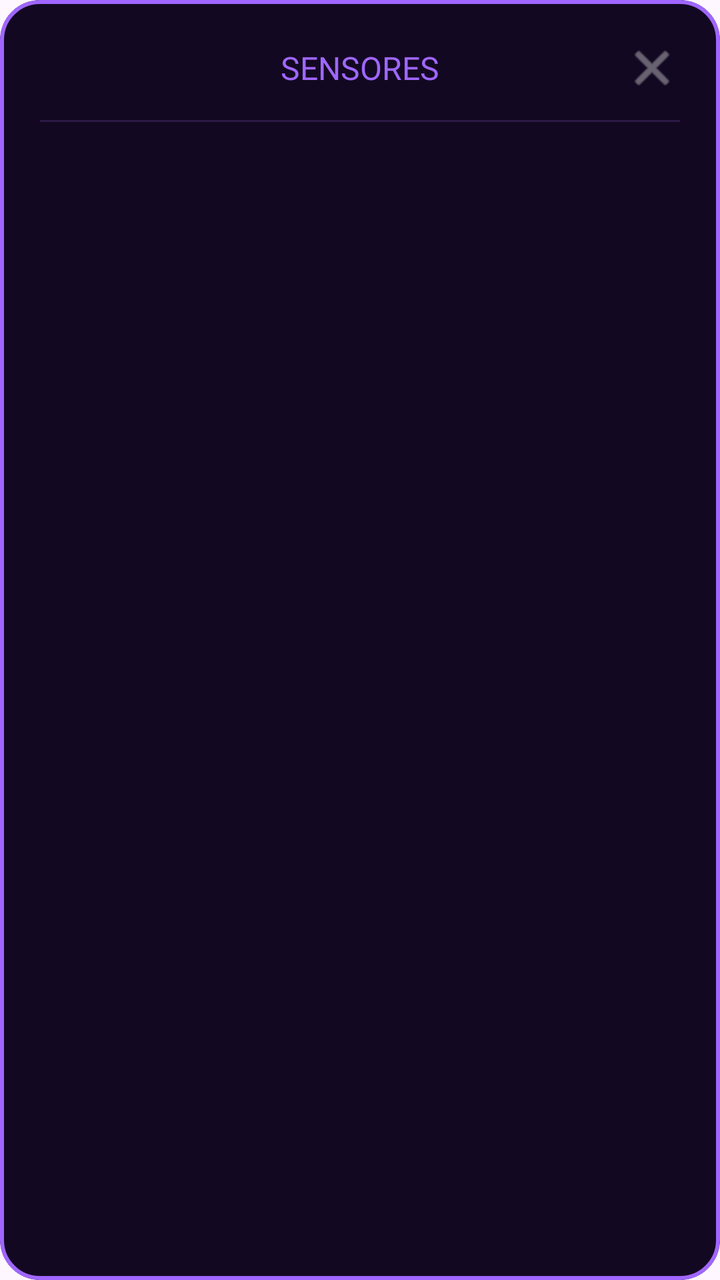
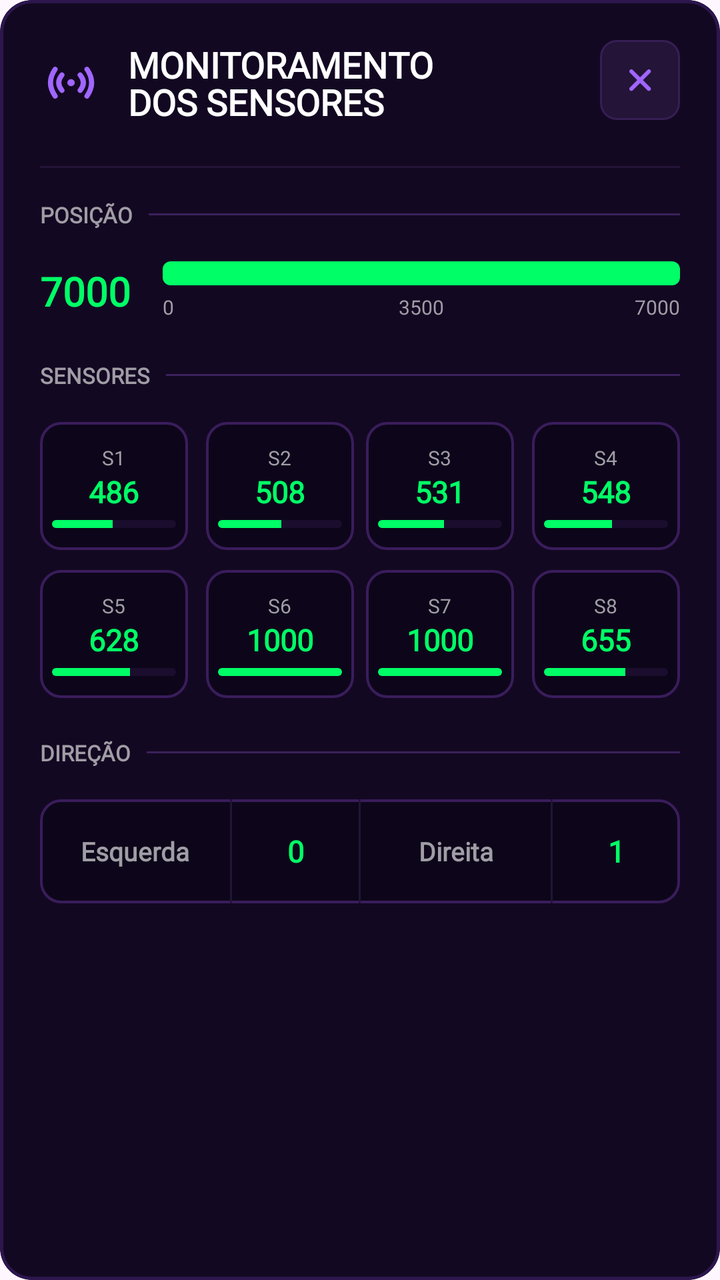

The first picture is an Android layout as it rendered before a commit; the second is the same layout after the commit. The layout source and the unified diff follow.
<!-- AndroidManifest.xml: application theme Theme.ZeGuiaApp -->
<!-- res/layout/modal_sensores.xml -->
<?xml version="1.0" encoding="utf-8"?>
<com.google.android.material.card.MaterialCardView
    xmlns:android="http://schemas.android.com/apk/res/android"
    xmlns:app="http://schemas.android.com/apk/res-auto"
    android:layout_width="320dp"
    android:layout_height="wrap_content"
    android:layout_gravity="center"
    app:cardBackgroundColor="#130822"
    app:cardCornerRadius="20dp"
    app:strokeColor="#A066FF"
    app:strokeWidth="2dp">

    <LinearLayout
        android:layout_width="match_parent"
        android:layout_height="wrap_content"
        android:orientation="vertical"
        android:padding="20dp">

        <RelativeLayout
            android:layout_width="match_parent"
            android:layout_height="wrap_content"
            android:layout_marginBottom="12dp">

            <TextView
                android:layout_width="wrap_content"
                android:layout_height="wrap_content"
                android:layout_centerInParent="true"
                android:text="SENSORES"
                android:textColor="#A066FF"
                android:fontFamily="@font/orbitron"
                android:textSize="16sp" />

            <ImageView
                android:id="@+id/btnFecharSensores"
                android:layout_width="28dp"
                android:layout_height="28dp"
                android:layout_alignParentEnd="true"
                android:layout_centerVertical="true"
                android:clickable="true"
                android:focusable="true"
                android:background="?attr/selectableItemBackgroundBorderless"
                android:src="@android:drawable/ic_menu_close_clear_cancel"
                app:tint="#A09DA5" />
        </RelativeLayout>

        <View
            android:layout_width="match_parent"
            android:layout_height="1dp"
            android:background="#2E1A47"
            android:layout_marginBottom="16dp" />

        <TextView
            android:id="@+id/txtValoresSensores"
            android:layout_width="match_parent"
            android:layout_height="wrap_content"
            android:gravity="center"
            android:lines="4"
            android:ellipsize="end"
            android:textColor="#00FF66"
            android:textSize="18sp"
            android:lineSpacingExtra="6dp"
            android:fontFamily="monospace"
            android:fontFeatureSettings="tnum" />

    </LinearLayout>
</com.google.android.material.card.MaterialCardView>
<!-- resources referenced by this layout -->
<resources>
  <style name="Theme.ZeGuiaApp" parent="Base.Theme.ZeGuiaApp" />
  <style name="Base.Theme.ZeGuiaApp" parent="Theme.Material3.DayNight.NoActionBar">
          <item name="android:statusBarColor">#2D1B4E</item>
          
          
      </style>
</resources>

<!-- the commit's change to res/layout/modal_sensores.xml (unified diff, before → after) -->
@@ -2,65 +2,314 @@
 <com.google.android.material.card.MaterialCardView
     xmlns:android="http://schemas.android.com/apk/res/android"
     xmlns:app="http://schemas.android.com/apk/res-auto"
-    android:layout_width="320dp"
+    android:layout_width="match_parent"
     android:layout_height="wrap_content"
-    android:layout_gravity="center"
+    android:layout_margin="16dp"
     app:cardBackgroundColor="#130822"
-    app:cardCornerRadius="20dp"
-    app:strokeColor="#A066FF"
-    app:strokeWidth="2dp">
-
-    <LinearLayout
+    app:cardCornerRadius="16dp"
+    app:strokeColor="#2C164D"
+    app:strokeWidth="1.5dp">
+
+    <RelativeLayout
         android:layout_width="match_parent"
         android:layout_height="wrap_content"
-        android:orientation="vertical"
         android:padding="20dp">
 
+        <LinearLayout
+            android:id="@+id/layoutHeader"
+            android:layout_width="wrap_content"
+            android:layout_height="wrap_content"
+            android:layout_alignParentStart="true"
+            android:layout_toStartOf="@id/btnFecharSensores"
+            android:gravity="center_vertical"
+            android:orientation="horizontal">
+
+            <ImageView
+                android:layout_width="32dp"
+                android:layout_height="32dp"
+                android:layout_marginEnd="12dp"
+                android:src="@drawable/ic_sensor"
+                app:tint="#A066FF" />
+
+            <TextView
+                android:layout_width="wrap_content"
+                android:layout_height="wrap_content"
+                android:fontFamily="@font/sourcecodepro_bold"
+                android:text="MONITORAMENTO\nDOS SENSORES"
+                android:textColor="#FFFFFF"
+                android:textSize="18sp"
+                android:textStyle="bold"
+                android:lineSpacingMultiplier="0.9" />
+        </LinearLayout>
+
+        <ImageButton
+            android:id="@+id/btnFecharSensores"
+            android:layout_width="40dp"
+            android:layout_height="40dp"
+            android:layout_alignParentEnd="true"
+            android:layout_alignTop="@id/layoutHeader"
+            android:background="@drawable/bg_close_button"
+            android:src="@drawable/ic_close"
+            app:tint="#A066FF" />
+
+        <View
+            android:id="@+id/topDivider"
+            android:layout_width="match_parent"
+            android:layout_height="1dp"
+            android:layout_below="@id/layoutHeader"
+            android:layout_marginTop="20dp"
+            android:background="#231438" />
+
+        <LinearLayout
+            android:id="@+id/sectionPosicao"
+            android:layout_width="match_parent"
+            android:layout_height="wrap_content"
+            android:layout_below="@id/topDivider"
+            android:layout_marginTop="16dp"
+            android:gravity="center_vertical"
+            android:orientation="horizontal">
+
+            <TextView
+                android:layout_width="wrap_content"
+                android:layout_height="wrap_content"
+                android:fontFamily="@font/sourcecodepro_bold"
+                android:text="POSIÇÃO"
+                android:textColor="#A09DA5"
+                android:textSize="11sp"
+                android:textStyle="bold"
+                android:layout_marginEnd="8dp"/>
+
+            <View
+                android:layout_width="match_parent"
+                android:layout_height="1dp"
+                android:background="#3A215C" />
+        </LinearLayout>
+
         <RelativeLayout
-            android:layout_width="match_parent"
-            android:layout_height="wrap_content"
-            android:layout_marginBottom="12dp">
-
-            <TextView
-                android:layout_width="wrap_content"
-                android:layout_height="wrap_content"
-                android:layout_centerInParent="true"
+            android:id="@+id/layoutPosicaoBar"
+            android:layout_width="match_parent"
+            android:layout_height="wrap_content"
+            android:layout_below="@id/sectionPosicao"
+            android:layout_marginTop="16dp">
+
+            <TextView
+                android:id="@+id/txtPosicaoValor"
+                android:layout_width="wrap_content"
+                android:layout_height="wrap_content"
+                android:text="7000"
+                
+                android:textColor="#00FF66"
+                android:textSize="20sp"
+                android:textStyle="bold"
+                android:fontFamily="@font/sourcecodepro_bold"
+                android:layout_alignParentStart="true"
+                android:layout_centerVertical="true"/>
+
+            <LinearLayout
+                android:layout_width="match_parent"
+                android:layout_height="wrap_content"
+                android:layout_toEndOf="@id/txtPosicaoValor"
+                android:layout_marginStart="16dp"
+                android:orientation="vertical">
+
+                <ProgressBar
+                    android:id="@+id/progressPosicao"
+                    style="@android:style/Widget.ProgressBar.Horizontal"
+                    android:layout_width="match_parent"
+                    android:layout_height="12dp"
+                    android:max="7000"
+                    android:progress="7000"
+                    android:progressDrawable="@drawable/bg_horizontal_progress" />
+
+                <RelativeLayout
+                    android:layout_width="match_parent"
+                    android:layout_height="wrap_content"
+                    android:layout_marginTop="4dp">
+                    <TextView android:layout_width="wrap_content" android:layout_height="wrap_content" android:text="0" android:textColor="#A09DA5" android:textSize="10sp" android:fontFamily="@font/sourcecodepro_bold" android:layout_alignParentStart="true"/>
+                    <TextView android:layout_width="wrap_content" android:layout_height="wrap_content" android:text="3500" android:textColor="#A09DA5" android:textSize="10sp" android:fontFamily="@font/sourcecodepro_bold" android:layout_centerInParent="true"/>
+                    <TextView android:layout_width="wrap_content" android:layout_height="wrap_content" android:text="7000" android:textColor="#A09DA5" android:textSize="10sp" android:fontFamily="@font/sourcecodepro_bold" android:layout_alignParentEnd="true"/>
+                </RelativeLayout>
+            </LinearLayout>
+        </RelativeLayout>
+
+        <LinearLayout
+            android:id="@+id/sectionSensores"
+            android:layout_width="match_parent"
+            android:layout_height="wrap_content"
+            android:layout_below="@id/layoutPosicaoBar"
+            android:layout_marginTop="20dp"
+            android:gravity="center_vertical"
+            android:orientation="horizontal">
+
+            <TextView
+                android:layout_width="wrap_content"
+                android:layout_height="wrap_content"
+                android:fontFamily="@font/sourcecodepro_bold"
                 android:text="SENSORES"
-                android:textColor="#A066FF"
-                android:fontFamily="@font/orbitron"
-                android:textSize="16sp" />
-
-            <ImageView
-                android:id="@+id/btnFecharSensores"
-                android:layout_width="28dp"
-                android:layout_height="28dp"
-                android:layout_alignParentEnd="true"
-                android:layout_centerVertical="true"
-                android:clickable="true"
-                android:focusable="true"
-                android:background="?attr/selectableItemBackgroundBorderless"
-                android:src="@android:drawable/ic_menu_close_clear_cancel"
-                app:tint="#A09DA5" />
-        </RelativeLayout>
-
-        <View
-            android:layout_width="match_parent"
-            android:layout_height="1dp"
-            android:background="#2E1A47"
-            android:layout_marginBottom="16dp" />
-
-        <TextView
-            android:id="@+id/txtValoresSensores"
-            android:layout_width="match_parent"
-            android:layout_height="wrap_content"
-            android:gravity="center"
-            android:lines="4"
-            android:ellipsize="end"
-            android:textColor="#00FF66"
-            android:textSize="18sp"
-            android:lineSpacingExtra="6dp"
-            android:fontFamily="monospace"
-            android:fontFeatureSettings="tnum" />
-
-    </LinearLayout>
+                android:textColor="#A09DA5"
+                android:textSize="11sp"
+                android:textStyle="bold"
+                android:layout_marginEnd="8dp"/>
+
+            <View
+                android:layout_width="match_parent"
+                android:layout_height="1dp"
+                android:background="#3A215C" />
+        </LinearLayout>
+
+        <LinearLayout
+            android:id="@+id/gridSensores"
+            android:layout_width="match_parent"
+            android:layout_height="wrap_content"
+            android:layout_below="@id/sectionSensores"
+            android:layout_marginTop="16dp"
+            android:orientation="vertical">
+
+            <LinearLayout
+                android:layout_width="match_parent"
+                android:layout_height="wrap_content"
+                android:orientation="horizontal"
+                android:weightSum="4"
+                android:layout_marginBottom="10dp">
+
+                <LinearLayout android:layout_width="0dp" android:layout_height="64dp" android:layout_weight="1" android:layout_marginEnd="6dp" android:background="@drawable/bg_sensor_card" android:orientation="vertical" android:gravity="center" android:padding="6dp">
+                    <TextView android:layout_width="wrap_content" android:layout_height="wrap_content" android:text="S1" android:textColor="#A09DA5" android:textSize="10sp" android:fontFamily="@font/sourcecodepro_bold"/>
+                    <TextView android:id="@+id/txtS1" android:layout_width="wrap_content" android:layout_height="wrap_content" android:text="486" android:textColor="#00FF66" android:textSize="15sp" android:fontFamily="@font/sourcecodepro_bold" android:textStyle="bold"/>
+                    <ProgressBar style="@android:style/Widget.ProgressBar.Horizontal" android:layout_width="match_parent" android:layout_height="4dp" android:layout_marginTop="4dp" android:max="1000" android:progress="486" android:progressDrawable="@drawable/bg_horizontal_progress"/>
+                </LinearLayout>
+                <LinearLayout android:layout_width="0dp" android:layout_height="64dp" android:layout_weight="1" android:layout_marginHorizontal="3dp" android:background="@drawable/bg_sensor_card" android:orientation="vertical" android:gravity="center" android:padding="6dp">
+                    <TextView android:layout_width="wrap_content" android:layout_height="wrap_content" android:text="S2" android:textColor="#A09DA5" android:textSize="10sp" android:fontFamily="@font/sourcecodepro_bold"/>
+                    <TextView android:id="@+id/txtS2" android:layout_width="wrap_content" android:layout_height="wrap_content" android:text="508" android:textColor="#00FF66" android:textSize="15sp" android:fontFamily="@font/sourcecodepro_bold" android:textStyle="bold"/>
+                    <ProgressBar style="@android:style/Widget.ProgressBar.Horizontal" android:layout_width="match_parent" android:layout_height="4dp" android:layout_marginTop="4dp" android:max="1000" android:progress="508" android:progressDrawable="@drawable/bg_horizontal_progress"/>
+                </LinearLayout>
+                <LinearLayout android:layout_width="0dp" android:layout_height="64dp" android:layout_weight="1" android:layout_marginHorizontal="3dp" android:background="@drawable/bg_sensor_card" android:orientation="vertical" android:gravity="center" android:padding="6dp">
+                    <TextView android:layout_width="wrap_content" android:layout_height="wrap_content" android:text="S3" android:textColor="#A09DA5" android:textSize="10sp" android:fontFamily="@font/sourcecodepro_bold"/>
+                    <TextView android:id="@+id/txtS3" android:layout_width="wrap_content" android:layout_height="wrap_content" android:text="531" android:textColor="#00FF66" android:textSize="15sp" android:fontFamily="@font/sourcecodepro_bold" android:textStyle="bold"/>
+                    <ProgressBar style="@android:style/Widget.ProgressBar.Horizontal" android:layout_width="match_parent" android:layout_height="4dp" android:layout_marginTop="4dp" android:max="1000" android:progress="531" android:progressDrawable="@drawable/bg_horizontal_progress"/>
+                </LinearLayout>
+                <LinearLayout android:layout_width="0dp" android:layout_height="64dp" android:layout_weight="1" android:layout_marginStart="6dp" android:background="@drawable/bg_sensor_card" android:orientation="vertical" android:gravity="center" android:padding="6dp">
+                    <TextView android:layout_width="wrap_content" android:layout_height="wrap_content" android:text="S4" android:textColor="#A09DA5" android:textSize="10sp" android:fontFamily="@font/sourcecodepro_bold"/>
+                    <TextView android:id="@+id/txtS4" android:layout_width="wrap_content" android:layout_height="wrap_content" android:text="548" android:textColor="#00FF66" android:textSize="15sp" android:fontFamily="@font/sourcecodepro_bold" android:textStyle="bold"/>
+                    <ProgressBar style="@android:style/Widget.ProgressBar.Horizontal" android:layout_width="match_parent" android:layout_height="4dp" android:layout_marginTop="4dp" android:max="1000" android:progress="548" android:progressDrawable="@drawable/bg_horizontal_progress"/>
+                </LinearLayout>
+            </LinearLayout>
+
+            <LinearLayout
+                android:layout_width="match_parent"
+                android:layout_height="wrap_content"
+                android:orientation="horizontal"
+                android:weightSum="4">
+
+                <LinearLayout android:layout_width="0dp" android:layout_height="64dp" android:layout_weight="1" android:layout_marginEnd="6dp" android:background="@drawable/bg_sensor_card" android:orientation="vertical" android:gravity="center" android:padding="6dp">
+                    <TextView android:layout_width="wrap_content" android:layout_height="wrap_content" android:text="S5" android:textColor="#A09DA5" android:textSize="10sp" android:fontFamily="@font/sourcecodepro_bold"/>
+                    <TextView android:id="@+id/txtS5" android:layout_width="wrap_content" android:layout_height="wrap_content" android:text="628" android:textColor="#00FF66" android:textSize="15sp" android:fontFamily="@font/sourcecodepro_bold" android:textStyle="bold"/>
+                    <ProgressBar style="@android:style/Widget.ProgressBar.Horizontal" android:layout_width="match_parent" android:layout_height="4dp" android:layout_marginTop="4dp" android:max="1000" android:progress="628" android:progressDrawable="@drawable/bg_horizontal_progress"/>
+                </LinearLayout>
+                <LinearLayout android:layout_width="0dp" android:layout_height="64dp" android:layout_weight="1" android:layout_marginHorizontal="3dp" android:background="@drawable/bg_sensor_card" android:orientation="vertical" android:gravity="center" android:padding="6dp">
+                    <TextView android:layout_width="wrap_content" android:layout_height="wrap_content" android:text="S6" android:textColor="#A09DA5" android:textSize="10sp" android:fontFamily="@font/sourcecodepro_bold"/>
+                    <TextView android:id="@+id/txtS6" android:layout_width="wrap_content" android:layout_height="wrap_content" android:text="1000" android:textColor="#00FF66" android:textSize="15sp" android:fontFamily="@font/sourcecodepro_bold" android:textStyle="bold"/>
+                    <ProgressBar style="@android:style/Widget.ProgressBar.Horizontal" android:layout_width="match_parent" android:layout_height="4dp" android:layout_marginTop="4dp" android:max="1000" android:progress="1000" android:progressDrawable="@drawable/bg_horizontal_progress"/>
+                </LinearLayout>
+                <LinearLayout android:layout_width="0dp" android:layout_height="64dp" android:layout_weight="1" android:layout_marginHorizontal="3dp" android:background="@drawable/bg_sensor_card" android:orientation="vertical" android:gravity="center" android:padding="6dp">
+                    <TextView android:layout_width="wrap_content" android:layout_height="wrap_content" android:text="S7" android:textColor="#A09DA5" android:textSize="10sp" android:fontFamily="@font/sourcecodepro_bold"/>
+                    <TextView android:id="@+id/txtS7" android:layout_width="wrap_content" android:layout_height="wrap_content" android:text="1000" android:textColor="#00FF66" android:textSize="15sp" android:fontFamily="@font/sourcecodepro_bold" android:textStyle="bold"/>
+                    <ProgressBar style="@android:style/Widget.ProgressBar.Horizontal" android:layout_width="match_parent" android:layout_height="4dp" android:layout_marginTop="4dp" android:max="1000" android:progress="1000" android:progressDrawable="@drawable/bg_horizontal_progress"/>
+                </LinearLayout>
+                <LinearLayout android:layout_width="0dp" android:layout_height="64dp" android:layout_weight="1" android:layout_marginStart="6dp" android:background="@drawable/bg_sensor_card" android:orientation="vertical" android:gravity="center" android:padding="6dp">
+                    <TextView android:layout_width="wrap_content" android:layout_height="wrap_content" android:text="S8" android:textColor="#A09DA5" android:textSize="10sp" android:fontFamily="@font/sourcecodepro_bold"/>
+                    <TextView android:id="@+id/txtS8" android:layout_width="wrap_content" android:layout_height="wrap_content" android:text="655" android:textColor="#00FF66" android:textSize="15sp" android:fontFamily="@font/sourcecodepro_bold" android:textStyle="bold"/>
+                    <ProgressBar style="@android:style/Widget.ProgressBar.Horizontal" android:layout_width="match_parent" android:layout_height="4dp" android:layout_marginTop="4dp" android:max="1000" android:progress="655" android:progressDrawable="@drawable/bg_horizontal_progress"/>
+                </LinearLayout>
+            </LinearLayout>
+        </LinearLayout>
+
+        <LinearLayout
+            android:id="@+id/sectionDirecao"
+            android:layout_width="match_parent"
+            android:layout_height="wrap_content"
+            android:layout_below="@id/gridSensores"
+            android:layout_marginTop="20dp"
+            android:gravity="center_vertical"
+            android:orientation="horizontal">
+
+            <TextView
+                android:layout_width="wrap_content"
+                android:layout_height="wrap_content"
+                android:fontFamily="@font/sourcecodepro_bold"
+                android:text="DIREÇÃO"
+                android:textColor="#A09DA5"
+                android:textSize="11sp"
+                android:textStyle="bold"
+                android:layout_marginEnd="8dp"/>
+
+            <View
+                android:layout_width="match_parent"
+                android:layout_height="1dp"
+                android:background="#3A215C" />
+        </LinearLayout>
+
+        <LinearLayout
+            android:layout_width="match_parent"
+            android:layout_height="52dp"
+            android:layout_below="@id/sectionDirecao"
+            android:layout_marginTop="16dp"
+            android:layout_marginBottom="8dp"
+            android:background="@drawable/bg_sensor_card"
+            android:orientation="horizontal"
+            android:weightSum="4">
+
+            <TextView
+                android:layout_width="0dp"
+                android:layout_height="match_parent"
+                android:layout_weight="1.2"
+                android:gravity="center"
+                android:text="Esquerda"
+                android:textColor="#A09DA5"
+                android:textSize="13sp"
+                android:textStyle="bold"
+                android:fontFamily="@font/sourcecodepro_bold"/>
+
+            <View android:layout_width="1dp" android:layout_height="match_parent" android:background="#231438"/>
+
+            <TextView
+                android:id="@+id/txtDirecaoEsquerdaValor"
+                android:layout_width="0dp"
+                android:layout_height="match_parent"
+                android:layout_weight="0.8"
+                android:gravity="center"
+                android:text="0"
+                android:textColor="#00FF66"
+                android:textSize="15sp"
+                android:textStyle="bold"
+                android:fontFamily="@font/sourcecodepro_bold"/>
+
+            <View android:layout_width="1dp" android:layout_height="match_parent" android:background="#231438"/>
+
+            <TextView
+                android:layout_width="0dp"
+                android:layout_height="match_parent"
+                android:layout_weight="1.2"
+                android:gravity="center"
+                android:text="Direita"
+                android:textColor="#A09DA5"
+                android:textSize="13sp"
+                android:textStyle="bold"
+                android:fontFamily="@font/sourcecodepro_bold"/>
+
+            <View android:layout_width="1dp" android:layout_height="match_parent" android:background="#231438"/>
+
+            <TextView
+                android:id="@+id/txtDirecaoDireitaValor"
+                android:layout_width="0dp"
+                android:layout_height="match_parent"
+                android:layout_weight="0.8"
+                android:gravity="center"
+                android:text="1"
+                android:textColor="#00FF66"
+                android:textSize="15sp"
+                android:textStyle="bold"
+                android:fontFamily="@font/sourcecodepro_bold"/>
+        </LinearLayout>
+
+    </RelativeLayout>
 </com.google.android.material.card.MaterialCardView>
<!-- resource entries referenced after the edit -->
@@ -1,5 +1,90 @@
 <!-- resources referenced by this layout -->
 <resources>
+  <!-- drawable bg_close_button (drawable) -->
+  <?xml version="1.0" encoding="utf-8"?>
+  <shape xmlns:android="http://schemas.android.com/apk/res/android">
+      <solid android:color="#231438" />
+      <corners android:radius="8dp" />
+      <stroke android:width="1dp" android:color="#361F54" />
+  </shape>
+  <!-- drawable bg_horizontal_progress (drawable) -->
+  <?xml version="1.0" encoding="utf-8"?>
+  <layer-list xmlns:android="http://schemas.android.com/apk/res/android">
+      <item android:id="@android:id/background">
+          <shape>
+              <corners android:radius="4dp" />
+              <solid android:color="#1A0D2E" />
+          </shape>
+      </item>
+      <item android:id="@android:id/progress">
+          <clip>
+              <shape>
+                  <corners android:radius="4dp" />
+                  <solid android:color="#00FF66" />
+              </shape>
+          </clip>
+      </item>
+  </layer-list>
+  <!-- drawable bg_sensor_card (drawable) -->
+  <?xml version="1.0" encoding="utf-8"?>
+  <shape xmlns:android="http://schemas.android.com/apk/res/android">
+      <solid android:color="#0D061A" />
+      <corners android:radius="10dp" />
+      <stroke android:width="1.2dp" android:color="#3A1D5C" />
+  </shape>
+  <!-- drawable ic_close (drawable) -->
+  <vector xmlns:android="http://schemas.android.com/apk/res/android"
+      android:width="11dp"
+      android:height="11dp"
+      android:viewportWidth="11"
+      android:viewportHeight="11">
+    <path
+        android:pathData="M1,1L9.775,9.775"
+        android:strokeWidth="2"
+        android:fillColor="#00000000"
+        android:strokeColor="#BF60F0"
+        android:strokeLineCap="round"/>
+    <path
+        android:pathData="M9.775,1L1,9.775"
+        android:strokeWidth="2"
+        android:fillColor="#00000000"
+        android:strokeColor="#BF60F0"
+        android:strokeLineCap="round"/>
+  </vector>
+  <!-- drawable ic_sensor (drawable) -->
+  <vector xmlns:android="http://schemas.android.com/apk/res/android"
+      android:width="24dp"
+      android:height="22dp"
+      android:viewportWidth="24"
+      android:viewportHeight="22">
+    <path
+        android:pathData="M11.644,12.306C12.408,12.306 13.027,11.721 13.027,11C13.027,10.278 12.408,9.694 11.644,9.694C10.88,9.694 10.261,10.278 10.261,11C10.261,11.721 10.88,12.306 11.644,12.306Z"
+        android:fillColor="#FCEE2D"/>
+    <path
+        android:pathData="M8.223,8.113C6.622,10.038 6.622,11.962 8.223,13.887"
+        android:strokeWidth="1.9"
+        android:fillColor="#00000000"
+        android:strokeColor="#CCBE00"
+        android:strokeLineCap="round"/>
+    <path
+        android:pathData="M15.064,8.113C16.665,10.038 16.665,11.962 15.064,13.887"
+        android:strokeWidth="1.9"
+        android:fillColor="#00000000"
+        android:strokeColor="#CCBE00"
+        android:strokeLineCap="round"/>
+    <path
+        android:pathData="M5.676,5.981C3.348,9.327 3.348,12.673 5.676,16.019"
+        android:strokeWidth="1.9"
+        android:fillColor="#00000000"
+        android:strokeColor="#FCEE2D"
+        android:strokeLineCap="round"/>
+    <path
+        android:pathData="M17.611,5.981C19.94,9.327 19.94,12.673 17.611,16.019"
+        android:strokeWidth="1.9"
+        android:fillColor="#00000000"
+        android:strokeColor="#FCEE2D"
+        android:strokeLineCap="round"/>
+  </vector>
   <style name="Theme.ZeGuiaApp" parent="Base.Theme.ZeGuiaApp" />
   <style name="Base.Theme.ZeGuiaApp" parent="Theme.Material3.DayNight.NoActionBar">
           <item name="android:statusBarColor">#2D1B4E</item>
